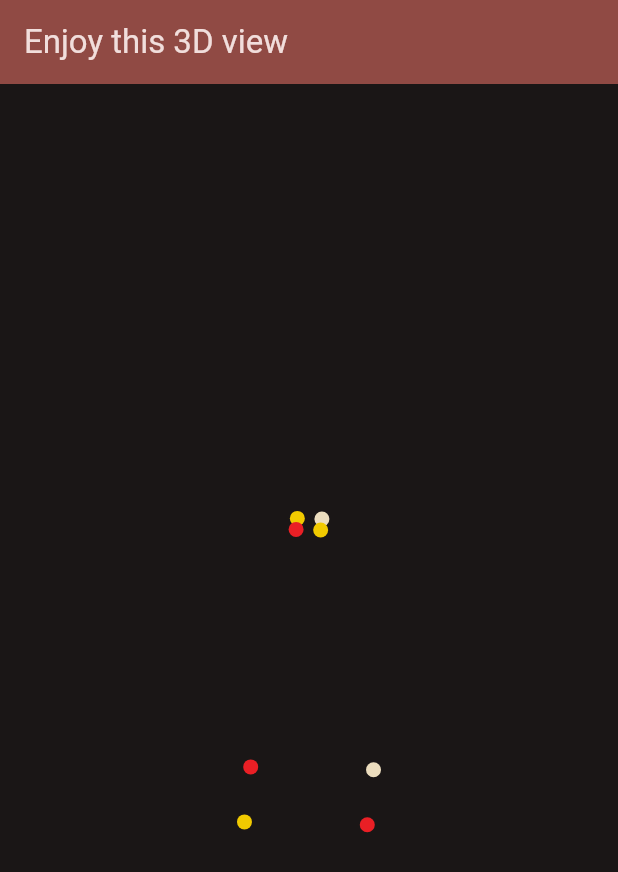
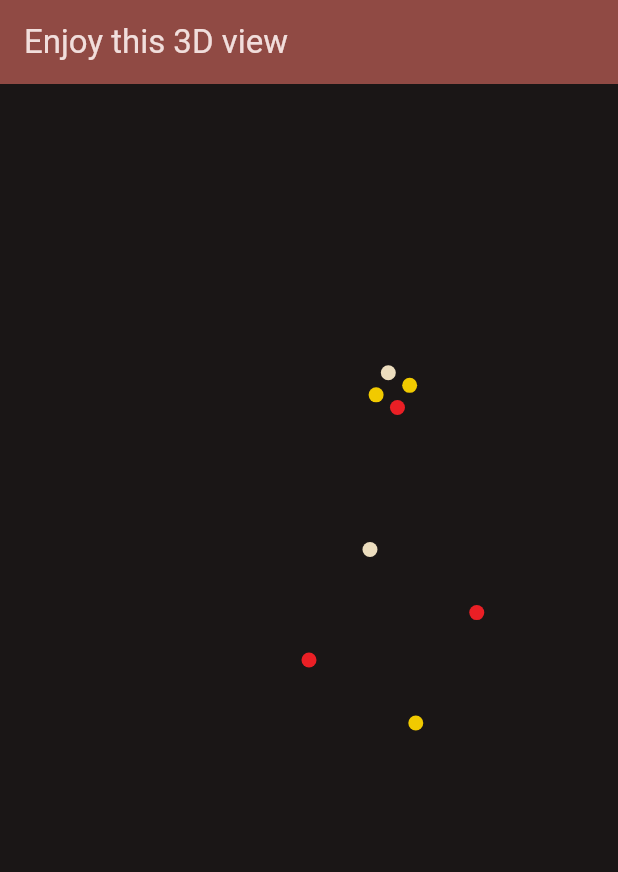
Before and after one commit to filiph/observable_flutter_cube, a Flutter app: the screen it shows after launch, on a phone screen of 412 x 824 dp. Shown: the top 872 px of the screen. Run offline on Flutter 3.47's test engine with Material 3 defaults, Android fonts, the phone set to English and light mode, and no system bars.

```diff
--- a/lib/renderer/project.dart
+++ b/lib/renderer/project.dart
@@ -3,13 +3,10 @@ import 'package:vector_math/vector_math_64.dart';
 
 Vector2 project(Vector3 point, double rotation) {
   final viewMatrix = makeViewMatrix(
-    Vector3(
-          0,
-          math.cos(rotation),
-          math.sin(rotation),
-        ) *
-        2,
-    Vector3.all(0.5),
+    Matrix4.rotationX(rotation) *
+        Matrix4.rotationY(rotation) *
+        Vector3.all(0.5),
+    Vector3.all(0),
     Vector3(1, 0, 0),
   );
 
```
